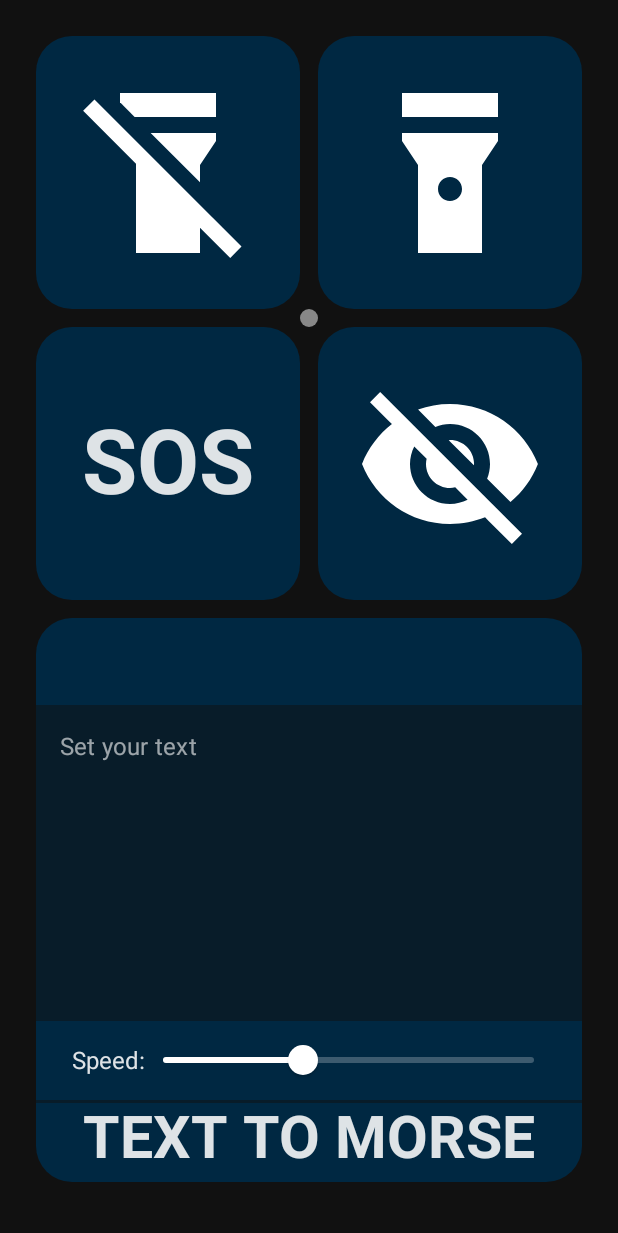
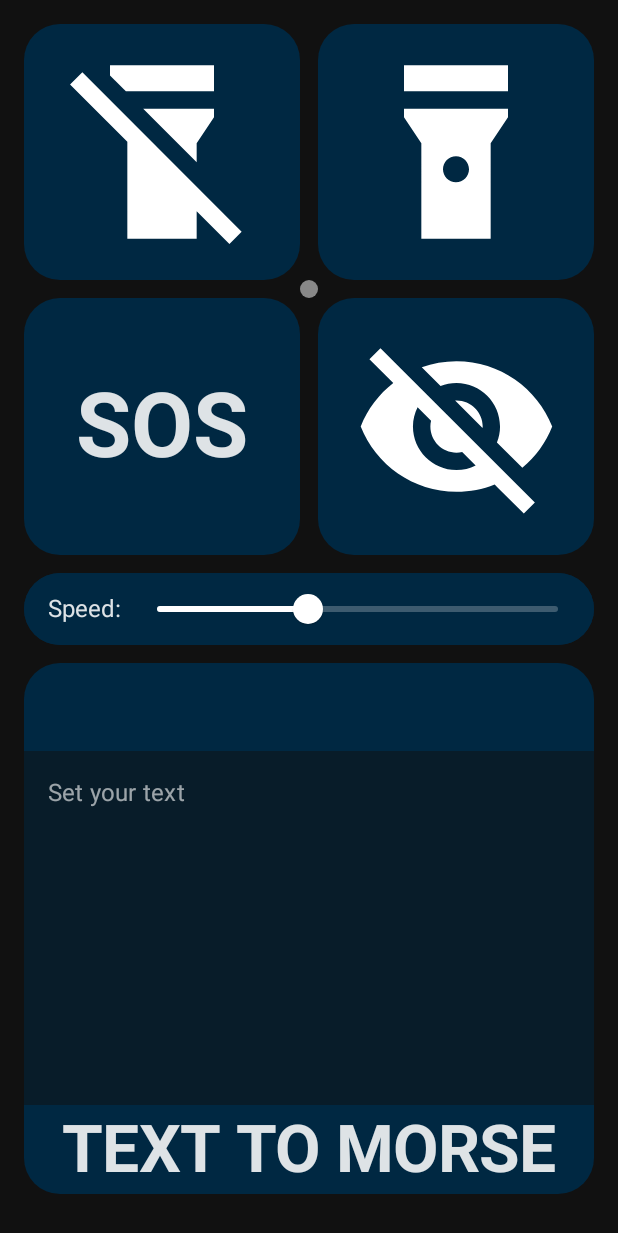
Before and after one commit to DEZZOMORF/morse-flashlight, an Android app built with Jetpack Compose: the screen it shows after launch (MainActivity), on a phone screen of 412 x 824 dp. Shown: the top 1233 px of the screen. Run offline under Robolectric (Android 15) with nearby library versions, the phone set to English and light mode, and no system bars; our stand-ins replace AdMob, Dagger/Hilt's generated code; 5 statements that could not run were skipped.

Commit message:
global compose refactoring

```diff
--- a/app/src/main/java/com/dezzomorf/morseflashlight/activity/MainActivity.kt
+++ b/app/src/main/java/com/dezzomorf/morseflashlight/activity/MainActivity.kt
@@ -11,14 +11,15 @@ import androidx.compose.foundation.layout.padding
 import androidx.compose.material.Surface
 import androidx.compose.ui.Alignment
 import androidx.compose.ui.Modifier
-import androidx.compose.ui.unit.dp
 import com.dezzomorf.morseflashlight.BuildConfig
 import com.dezzomorf.morseflashlight.manager.InAppUpdateManager
 import com.dezzomorf.morseflashlight.ui.BannerAdView
 import com.dezzomorf.morseflashlight.ui.MainButtons
+import com.dezzomorf.morseflashlight.ui.MorseSpeedSlider
 import com.dezzomorf.morseflashlight.ui.MorseUi
 import com.dezzomorf.morseflashlight.ui.theme.MorseFlashlightTheme
 import com.dezzomorf.morseflashlight.ui.theme.defaultArrangementSpace
+import com.dezzomorf.morseflashlight.ui.theme.defaultContentPadding
 import com.google.android.gms.ads.MobileAds
 import com.google.firebase.crashlytics.FirebaseCrashlytics
 import dagger.hilt.android.AndroidEntryPoint
@@ -38,31 +39,41 @@ class MainActivity : ComponentActivity() {
         setContent {
             MorseFlashlightTheme(darkTheme = true) {
                 Surface(modifier = Modifier.fillMaxSize()) {
-
-                    val padding = 24.dp
-
                     Column(
                         horizontalAlignment = Alignment.CenterHorizontally,
                         verticalArrangement = Arrangement.spacedBy(defaultArrangementSpace),
+                        modifier = Modifier.fillMaxSize()
+                    ) {
+                        Column(
+                            verticalArrangement = Arrangement.spacedBy(defaultArrangementSpace),
                             modifier = Modifier
-                            .fillMaxSize()
+                                .fillMaxWidth()
+                                .padding(defaultContentPadding)
+                                .weight(1f)
                         ) {
 
                             MainButtons(
                                 modifier = Modifier
-                                .fillMaxSize()
+                                    .fillMaxWidth()
                                     .weight(1f)
-                                .padding(start = padding, top = padding, end = padding)
+                            )
+
+                            MorseSpeedSlider(
+                                modifier = Modifier
+                                    .fillMaxWidth()
                             )
 
                             MorseUi(
                                 modifier = Modifier
-                                .fillMaxSize()
+                                    .fillMaxWidth()
                                     .weight(1f)
-                                .padding(start = padding, bottom = padding, end = padding)
                             )
+                        }
 
-                        BannerAdView(modifier = Modifier.fillMaxWidth())
+                        BannerAdView(
+                            modifier = Modifier
+                                .fillMaxWidth()
+                        )
                     }
                 }
             }
--- a/app/src/main/java/com/dezzomorf/morseflashlight/ui/MainButtons.kt
+++ b/app/src/main/java/com/dezzomorf/morseflashlight/ui/MainButtons.kt
@@ -93,7 +93,7 @@ fun MainButtons(modifier: Modifier = Modifier) {
 
 @Composable
 fun OffButton(modifier: Modifier = Modifier, onClick: () -> Unit) {
-    RoundCornerSquareButton(
+    RoundCornerBox(
         onClick = onClick,
         modifier = modifier
             .fillMaxSize()
@@ -106,7 +106,7 @@ fun OffButton(modifier: Modifier = Modifier, onClick: () -> Unit) {
 
 @Composable
 fun SimpleButton(modifier: Modifier = Modifier, onClick: () -> Unit) {
-    RoundCornerSquareButton(
+    RoundCornerBox(
         onClick = onClick,
         modifier = modifier
             .fillMaxSize()
@@ -119,7 +119,7 @@ fun SimpleButton(modifier: Modifier = Modifier, onClick: () -> Unit) {
 
 @Composable
 fun SosButton(modifier: Modifier = Modifier, onClick: () -> Unit) {
-    RoundCornerSquareButton(
+    RoundCornerBox(
         onClick = onClick,
         modifier = modifier
             .fillMaxSize()
@@ -132,7 +132,7 @@ fun SosButton(modifier: Modifier = Modifier, onClick: () -> Unit) {
 
 @Composable
 fun StroboscopeButton(modifier: Modifier = Modifier, onClick: () -> Unit) {
-    RoundCornerSquareButton(
+    RoundCornerBox(
         onClick = onClick,
         modifier = modifier
             .fillMaxSize()
--- a/app/src/main/java/com/dezzomorf/morseflashlight/ui/MorseUi.kt
+++ b/app/src/main/java/com/dezzomorf/morseflashlight/ui/MorseUi.kt
@@ -3,12 +3,12 @@ package com.dezzomorf.morseflashlight.ui
 import androidx.compose.foundation.background
 import androidx.compose.foundation.clickable
 import androidx.compose.foundation.layout.*
-import androidx.compose.foundation.rememberScrollState
+import androidx.compose.foundation.lazy.LazyColumn
+import androidx.compose.foundation.lazy.items
 import androidx.compose.foundation.shape.CircleShape
 import androidx.compose.foundation.shape.RoundedCornerShape
 import androidx.compose.foundation.text.KeyboardActions
 import androidx.compose.foundation.text.KeyboardOptions
-import androidx.compose.foundation.verticalScroll
 import androidx.compose.material.*
 import androidx.compose.runtime.*
 import androidx.compose.runtime.saveable.rememberSaveable
@@ -21,6 +21,7 @@ import androidx.compose.ui.platform.LocalSoftwareKeyboardController
 import androidx.compose.ui.res.painterResource
 import androidx.compose.ui.res.stringResource
 import androidx.compose.ui.text.input.ImeAction
+import androidx.compose.ui.text.style.TextAlign
 import androidx.compose.ui.unit.dp
 import androidx.compose.ui.window.DialogProperties
 import androidx.hilt.navigation.compose.hiltViewModel
@@ -36,32 +37,27 @@ import com.dezzomorf.morseflashlight.viewmodel.MainViewModel
 @OptIn(ExperimentalComposeUiApi::class)
 @Composable
 fun MorseUi(modifier: Modifier = Modifier) {
+    RoundCornerBox(modifier = modifier) {
+        Column(
+            horizontalAlignment = Alignment.CenterHorizontally,
+            verticalArrangement = Arrangement.Center
+        ) {
 
             var text by rememberSaveable { mutableStateOf("") }
             val mainViewModel: MainViewModel = hiltViewModel()
+            val textProgressState by mainViewModel.textProgressState.collectAsState()
+            val textOnMorseState by mainViewModel.textOnMorseState.collectAsState()
 
-    Column(
-        horizontalAlignment = Alignment.CenterHorizontally,
-        verticalArrangement = Arrangement.Center,
-        modifier = modifier
-    ) {
-        Box(
+            MorseTextProgress(
                 modifier = Modifier
                     .fillMaxSize()
-                .weight(1.1f)
-                .align(Alignment.Start)
-        ) {
-            val textProgressState by mainViewModel.textProgressState.collectAsState()
-            val textOnMorseState by mainViewModel.textOnMorseState.collectAsState()
-            MorseTextProgress(textProgressState, textOnMorseState)
-        }
+                    .weight(1f)
+                    .padding(horizontal = defaultContentPadding, vertical = 4.dp),
+                morseText = textProgressState,
+                textOnMorse = textOnMorseState
+            )
 
-        Box(
-            modifier = Modifier
-                .fillMaxSize()
-                .weight(4f)
-        ) {
-            val color = ViewBackground.copy(alpha = 0.5f)
+            val color = AppBackground.copy(alpha = 0.5f)
             val keyboardController = LocalSoftwareKeyboardController.current
             TextField(
                 value = text,
@@ -82,52 +78,36 @@ fun MorseUi(modifier: Modifier = Modifier) {
                         mainViewModel.onAction(FlashlightAction.Morse(text, false))
                     }
                 ),
-                modifier = Modifier.fillMaxSize()
-            )
-        }
-
-        Box(
                 modifier = Modifier
                     .fillMaxSize()
-                .weight(1f)
-        ) {
-            MorseSpeedSlider(mainViewModel::setSpeed)
-        }
-
-        Spacer(
-            modifier = Modifier
-                .fillMaxWidth()
-                .height(2.dp)
-                .background(ViewBackground.copy(alpha = 0.5f))
+                    .weight(4f)
+                    .clickable { keyboardController?.show() }
             )
 
-        Box(
-            contentAlignment =  Alignment.Center,
+            TextToMorseButton(
                 modifier = Modifier
+                    .align(Alignment.CenterHorizontally)
                     .fillMaxSize()
-                .weight(1.0f)
-        ) {
-            MorseButton(
-                Modifier
-                    .fillMaxSize()
-                    .align(Alignment.Center)
-            ) {
+                    .weight(1f),
+                onClick = {
                     mainViewModel.onAction(FlashlightAction.Morse(text, false))
                 }
+            )
         }
     }
 }
 
 @Composable
-fun MorseButton(modifier: Modifier = Modifier, onClick: () -> Unit) {
-    BottomRoundCornerButton(
-        onClick = onClick,
+fun TextToMorseButton(modifier: Modifier = Modifier, onClick: () -> Unit) {
+    Box(
+        contentAlignment = Alignment.Center,
         modifier = modifier
+            .clickable { onClick() }
     ) {
         TextButtonContent(
             text = stringResource(R.string.text_to_morse),
             modifier = Modifier
-                .fillMaxSize()
+                .fillMaxWidth()
                 .align(Alignment.Center)
                 .padding(horizontal = defaultContentPadding)
         )
@@ -135,19 +115,20 @@ fun MorseButton(modifier: Modifier = Modifier, onClick: () -> Unit) {
 }
 
 @Composable
-fun MorseTextProgress(morseText: String, textOnMorse: List<MorseCode>) {
+fun MorseTextProgress(
+    modifier: Modifier = Modifier,
+    morseText: String,
+    textOnMorse: List<MorseCode>
+) {
     Row(
         horizontalArrangement = Arrangement.Start,
         verticalAlignment = Alignment.CenterVertically,
-        modifier = Modifier
-            .fillMaxSize()
-            .clip(shape = RoundedCornerShape(24.dp, 24.dp, 0.dp, 0.dp))
-            .background(ViewBackground)
-            .padding(horizontal = 16.dp, vertical = 4.dp)
+        modifier = modifier
     ) {
         var lastVisibleTextIndex by rememberSaveable { mutableStateOf(0) }
         if (morseText.length < lastVisibleTextIndex) lastVisibleTextIndex = 0
         val trimmedText = morseText.substring(lastVisibleTextIndex)
+
         Text(
             text = trimmedText,
             maxLines = 1,
@@ -200,51 +181,33 @@ fun MorseInfoDialog(
     onDismissRequest: (() -> Unit)? = null,
     textOnMorse: List<MorseCode>
 ) {
-    val textPaddingAll = 24.dp
-    val dialogShape = RoundedCornerShape(24.dp)
 
     if (dialogState) {
         AlertDialog(
-            onDismissRequest = {
+            backgroundColor = ViewBackground,
+            title = null,
+            text = null,
+            properties = DialogProperties(dismissOnBackPress = true, dismissOnClickOutside = true),
+            modifier = modifier,
+            shape = RoundedCornerShape(24.dp),onDismissRequest = {
                 onDialogStateChange?.invoke(false)
                 onDismissRequest?.invoke()
             },
-            backgroundColor = ViewBackground,
-            title = null,
-            text = null,
             buttons = {
-
-                Column() {
-                    Column(
-                        Modifier
+                Column {
+                    LazyColumn(
+                        modifier = Modifier
                             .height(400.dp)
-                            .padding(all = textPaddingAll)
-                            .verticalScroll(rememberScrollState())
-                            .fillMaxWidth()
+                            .fillMaxWidth(),
+                        contentPadding = PaddingValues(
+                            top = defaultContentPadding
+                        )
                     ) {
-                        textOnMorse.forEach {
-                            val morseSymbols = MorseCode.getMorseSymbols(it)
-                            Row {
-                                if (it == MorseCode.SPACE) {
-                                    Spacer(
-                                        modifier = Modifier
-                                            .fillMaxWidth()
-                                            .height(1.dp)
-                                            .background(AppBackground)
+                        items(textOnMorse) { item: MorseCode ->
+                            MorseInfoItem(
+                                modifier = Modifier.padding(horizontal = defaultContentPadding),
+                                item = item
                             )
-                                } else {
-                                    Text(text = "${it.name} -> ")
-                                }
-
-                                morseSymbols.forEach { morseSymbol ->
-                                    Spacer(modifier = Modifier.width(2.dp))
-                                    when (morseSymbol) {
-                                        MorseSymbol.DOT -> Dot(modifier = Modifier.align(Alignment.CenterVertically))
-                                        MorseSymbol.DASH -> Dash(modifier = Modifier.align(Alignment.CenterVertically))
-                                        else -> {}
-                                    }
-                                }
-                            }
                         }
                     }
 
@@ -269,11 +232,36 @@ fun MorseInfoDialog(
                         )
                     }
                 }
-            },
-            properties = DialogProperties(dismissOnBackPress = true, dismissOnClickOutside = true),
-            modifier = modifier,
-            shape = dialogShape
+            }
         )
+    }
+}
+
+@Composable
+fun MorseInfoItem(modifier: Modifier = Modifier, item: MorseCode) {
+    Row(
+        horizontalArrangement = Arrangement.spacedBy(4.dp),
+        modifier = modifier
+    ) {
+        if (item == MorseCode.SPACE) {
+            Divider(color = AppBackground, thickness = 1.dp)
+        } else {
+            Text(
+                modifier = modifier
+                    .width(16.dp)
+                    .background(AppBackground),
+                text = item.name,
+                textAlign = TextAlign.Center
+            )
+        }
+
+        MorseCode.getMorseSymbols(item).forEach { morseSymbol ->
+            when (morseSymbol) {
+                MorseSymbol.DOT -> Dot(modifier = Modifier.align(Alignment.CenterVertically))
+                MorseSymbol.DASH -> Dash(modifier = Modifier.align(Alignment.CenterVertically))
+                else -> {}
+            }
+        }
     }
 }
 
@@ -298,39 +286,3 @@ fun Dash(modifier: Modifier = Modifier) {
             .background(Color.White)
     )
 }
-
-@Composable
-fun MorseSpeedSlider(morseSpeed: (Float) -> Unit) {
-    var sliderPosition by remember { mutableStateOf(MainViewModel.SPEED) }
-    Row(
-        modifier = Modifier
-            .fillMaxSize()
-            .clip(shape = RoundedCornerShape(0.dp, 0.dp, 0.dp, 0.dp))
-            .background(ViewBackground)
-            .padding(horizontal = defaultContentPadding)
-    ) {
-        Text(
-            text = stringResource(R.string.speed),
-            modifier = Modifier
-                .align(Alignment.CenterVertically)
-        )
-        Spacer(
-            modifier = Modifier
-                .width(4.dp)
-        )
-        Slider(
-            value = sliderPosition,
-            valueRange = 0.2f..1f,
-            colors = SliderDefaults.colors(
-                thumbColor = Color.White,
-                activeTrackColor = Color.White
-            ),
-            onValueChange = {
-                sliderPosition = it
-                morseSpeed(1.2f - it)
-            },
-            modifier = Modifier
-                .fillMaxHeight()
-        )
-    }
-}
--- a/app/src/main/java/com/dezzomorf/morseflashlight/ui/FlashlightButton.kt
+++ b/app/src/main/java/com/dezzomorf/morseflashlight/ui/RoundCornerBox.kt
@@ -29,18 +29,26 @@ import com.dezzomorf.morseflashlight.ui.theme.ViewBackground
 import com.dezzomorf.morseflashlight.ui.theme.defaultContentPadding
 
 @Composable
-fun RoundCornerSquareButton(
+fun RoundCornerBox(
     modifier: Modifier = Modifier,
-    onClick: () -> Unit,
-    content: @Composable() (BoxScope.() -> Unit)
+    onClick: (() -> Unit)? = null,
+    content: @Composable (BoxScope.() -> Unit)
 ) {
     Box(
         contentAlignment = Alignment.Center,
         modifier = Modifier
             .clip(shape = RoundedCornerShape(24.dp))
             .background(ViewBackground)
-            .clickable { onClick() }
-            .then(modifier)) {
+            .clickable(
+                enabled = onClick != null,
+                onClick = {
+                    if (onClick != null) {
+                        onClick()
+                    }
+                }
+            )
+            .then(modifier)
+    ) {
         content.invoke(this)
     }
 }
@@ -82,7 +90,7 @@ fun TextButtonContent(
                 if (readyToDraw) drawContent()
             },
         onTextLayout = { textLayoutResult ->
-            if (textLayoutResult.didOverflowWidth) {
+            if (textLayoutResult.hasVisualOverflow) {
                 textStyle = textStyle.copy(fontSize = textStyle.fontSize * 0.9)
             } else {
                 readyToDraw = true
@@ -90,20 +98,3 @@ fun TextButtonContent(
         },
     )
 }
-
-@Composable
-fun BottomRoundCornerButton(
-    modifier: Modifier = Modifier,
-    onClick: () -> Unit,
-    content: @Composable() (BoxScope.() -> Unit)
-) {
-    Box(
-        contentAlignment = Alignment.Center,
-        modifier = Modifier
-            .clip(shape = RoundedCornerShape(0.dp, 0.dp, 24.dp, 24.dp))
-            .background(ViewBackground)
-            .clickable { onClick() }
-            .then(modifier)) {
-        content.invoke(this)
-    }
-}
--- /dev/null
+++ b/app/src/main/java/com/dezzomorf/morseflashlight/ui/SpeedSlider.kt
@@ -0,0 +1,64 @@
+package com.dezzomorf.morseflashlight.ui
+
+import androidx.compose.foundation.background
+import androidx.compose.foundation.layout.Arrangement
+import androidx.compose.foundation.layout.Row
+import androidx.compose.foundation.layout.padding
+import androidx.compose.material.Slider
+import androidx.compose.material.SliderDefaults
+import androidx.compose.material.Text
+import androidx.compose.runtime.Composable
+import androidx.compose.runtime.getValue
+import androidx.compose.runtime.mutableStateOf
+import androidx.compose.runtime.remember
+import androidx.compose.runtime.setValue
+import androidx.compose.ui.Alignment
+import androidx.compose.ui.Modifier
+import androidx.compose.ui.graphics.Color
+import androidx.compose.ui.res.stringResource
+import androidx.hilt.navigation.compose.hiltViewModel
+import com.dezzomorf.morseflashlight.R
+import com.dezzomorf.morseflashlight.ui.theme.ViewBackground
+import com.dezzomorf.morseflashlight.ui.theme.defaultContentPadding
+import com.dezzomorf.morseflashlight.viewmodel.MainViewModel
+
+@Composable
+fun MorseSpeedSlider(modifier: Modifier = Modifier) {
+    RoundCornerBox(modifier = modifier) {
+        val mainViewModel: MainViewModel = hiltViewModel()
+        SpeedSlider(
+            modifier = Modifier
+                .background(ViewBackground)
+                .padding(horizontal = defaultContentPadding),
+            morseSpeed = { mainViewModel.setSpeed(it) }
+        )
+    }
+}
+
+@Composable
+fun SpeedSlider(modifier: Modifier = Modifier, morseSpeed: (Float) -> Unit) {
+    var sliderPosition by remember { mutableStateOf(MainViewModel.SPEED) }
+    Row(
+        modifier = modifier,
+        horizontalArrangement = Arrangement.spacedBy(defaultContentPadding)
+    ) {
+        Text(
+            text = stringResource(R.string.speed),
+            modifier = Modifier
+                .align(Alignment.CenterVertically)
+        )
+
+        Slider(
+            value = sliderPosition,
+            valueRange = 0.2f..1f,
+            colors = SliderDefaults.colors(
+                thumbColor = Color.White,
+                activeTrackColor = Color.White
+            ),
+            onValueChange = {
+                sliderPosition = it
+                morseSpeed(1.2f - it)
+            }
+        )
+    }
+}
--- a/app/src/main/java/com/dezzomorf/morseflashlight/ui/theme/Const.kt
+++ b/app/src/main/java/com/dezzomorf/morseflashlight/ui/theme/Const.kt
@@ -3,4 +3,4 @@ package com.dezzomorf.morseflashlight.ui.theme
 import androidx.compose.ui.unit.dp
 
 val defaultArrangementSpace = 12.dp
-val defaultContentPadding = 24.dp
+val defaultContentPadding = 16.dp
```
Lines whose indentation alone changed are shown as unchanged.
